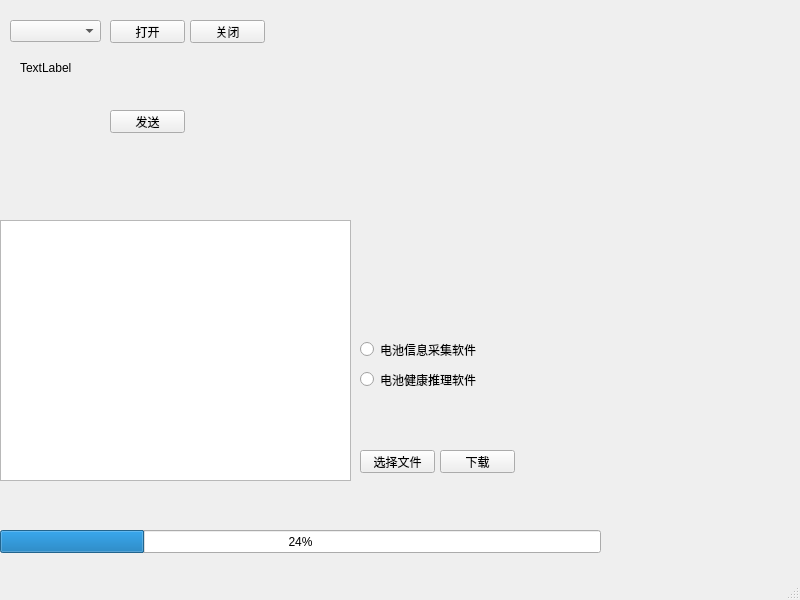
Before: the Qt Designer form mainwindow.ui in little-porter/cfd_test_RJ, drawn with Qt 5.
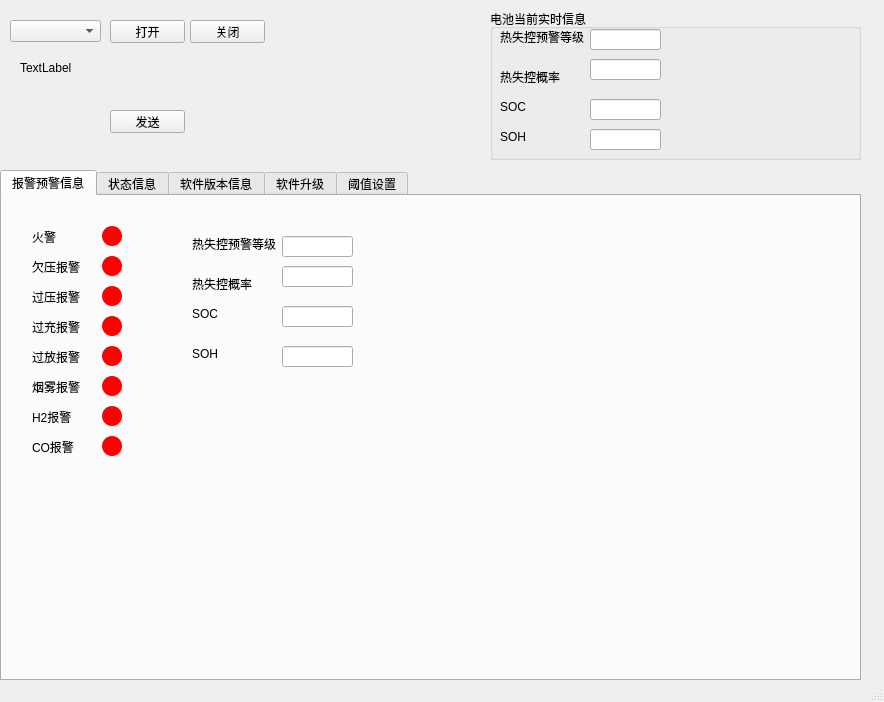
After: the same form once the commit is applied. The open tabs and pages were chosen to show the change.

What changed in the file:
```diff
--- a/mainwindow.ui
+++ b/mainwindow.ui
@@ -6,27 +6,14 @@
    <rect>
     <x>0</x>
     <y>0</y>
-    <width>800</width>
-    <height>600</height>
+    <width>884</width>
+    <height>702</height>
    </rect>
   </property>
   <property name="windowTitle">
    <string>MainWindow</string>
   </property>
   <widget class="QWidget" name="centralwidget">
-   <widget class="QPushButton" name="downloadButton">
-    <property name="geometry">
-     <rect>
-      <x>440</x>
-      <y>450</y>
-      <width>75</width>
-      <height>23</height>
-     </rect>
-    </property>
-    <property name="text">
-     <string>下载</string>
-    </property>
-   </widget>
    <widget class="QComboBox" name="portComboBox">
     <property name="geometry">
      <rect>
@@ -37,19 +24,6 @@
      </rect>
     </property>
    </widget>
-   <widget class="QPushButton" name="chooseButton">
-    <property name="geometry">
-     <rect>
-      <x>360</x>
-      <y>450</y>
-      <width>75</width>
-      <height>23</height>
-     </rect>
-    </property>
-    <property name="text">
-     <string>选择文件</string>
-    </property>
-   </widget>
    <widget class="QPushButton" name="openButton">
     <property name="geometry">
      <rect>
@@ -102,54 +76,817 @@
      <string>TextLabel</string>
     </property>
    </widget>
-   <widget class="QTextEdit" name="textEdit">
+   <widget class="QTabWidget" name="tabWidget">
     <property name="geometry">
      <rect>
       <x>0</x>
-      <y>220</y>
-      <width>351</width>
-      <height>261</height>
+      <y>170</y>
+      <width>861</width>
+      <height>511</height>
      </rect>
     </property>
-   </widget>
-   <widget class="QProgressBar" name="progressBar">
-    <property name="geometry">
-     <rect>
-      <x>0</x>
-      <y>530</y>
-      <width>601</width>
-      <height>23</height>
-     </rect>
+    <property name="currentIndex">
+     <number>1</number>
     </property>
-    <property name="value">
-     <number>24</number>
-    </property>
+    <widget class="QWidget" name="tab">
+     <attribute name="title">
+      <string>报警预警信息</string>
+     </attribute>
+     <widget class="QLineEdit" name="lineEdit_4">
+      <property name="geometry">
+       <rect>
+        <x>280</x>
+        <y>70</y>
+        <width>71</width>
+        <height>21</height>
+       </rect>
+      </property>
+      <property name="readOnly">
+       <bool>true</bool>
+      </property>
+     </widget>
+     <widget class="QLabel" name="label_11">
+      <property name="geometry">
+       <rect>
+        <x>100</x>
+        <y>90</y>
+        <width>20</width>
+        <height>20</height>
+       </rect>
+      </property>
+      <property name="styleSheet">
+       <string notr="true">background-color: rgb(255, 0, 0);
+border-radius:10px;</string>
+      </property>
+      <property name="frameShape">
+       <enum>QFrame::Box</enum>
+      </property>
+      <property name="lineWidth">
+       <number>1</number>
+      </property>
+      <property name="text">
+       <string/>
+      </property>
+     </widget>
+     <widget class="QLabel" name="label">
+      <property name="geometry">
+       <rect>
+        <x>30</x>
+        <y>30</y>
+        <width>53</width>
+        <height>21</height>
+       </rect>
+      </property>
+      <property name="text">
+       <string>火警</string>
+      </property>
+     </widget>
+     <widget class="QLabel" name="label_3">
+      <property name="geometry">
+       <rect>
+        <x>30</x>
+        <y>60</y>
+        <width>53</width>
+        <height>21</height>
+       </rect>
+      </property>
+      <property name="text">
+       <string>欠压报警</string>
+      </property>
+     </widget>
+     <widget class="QLabel" name="label_4">
+      <property name="geometry">
+       <rect>
+        <x>30</x>
+        <y>90</y>
+        <width>53</width>
+        <height>21</height>
+       </rect>
+      </property>
+      <property name="text">
+       <string>过压报警</string>
+      </property>
+     </widget>
+     <widget class="QLabel" name="label_9">
+      <property name="geometry">
+       <rect>
+        <x>30</x>
+        <y>240</y>
+        <width>53</width>
+        <height>21</height>
+       </rect>
+      </property>
+      <property name="text">
+       <string>CO报警</string>
+      </property>
+     </widget>
+     <widget class="QLabel" name="label_16">
+      <property name="geometry">
+       <rect>
+        <x>100</x>
+        <y>240</y>
+        <width>20</width>
+        <height>20</height>
+       </rect>
+      </property>
+      <property name="styleSheet">
+       <string notr="true">background-color: rgb(255, 0, 0);
+border-radius:10px;</string>
+      </property>
+      <property name="frameShape">
+       <enum>QFrame::Box</enum>
+      </property>
+      <property name="lineWidth">
+       <number>1</number>
+      </property>
+      <property name="text">
+       <string/>
+      </property>
+     </widget>
+     <widget class="QLabel" name="label_8">
+      <property name="geometry">
+       <rect>
+        <x>30</x>
+        <y>210</y>
+        <width>53</width>
+        <height>21</height>
+       </rect>
+      </property>
+      <property name="text">
+       <string>H2报警</string>
+      </property>
+     </widget>
+     <widget class="QLabel" name="label_18">
+      <property name="geometry">
+       <rect>
+        <x>190</x>
+        <y>110</y>
+        <width>91</width>
+        <height>16</height>
+       </rect>
+      </property>
+      <property name="text">
+       <string>SOC</string>
+      </property>
+     </widget>
+     <widget class="QLabel" name="label_13">
+      <property name="geometry">
+       <rect>
+        <x>100</x>
+        <y>150</y>
+        <width>20</width>
+        <height>20</height>
+       </rect>
+      </property>
+      <property name="styleSheet">
+       <string notr="true">background-color: rgb(255, 0, 0);
+border-radius:10px;</string>
+      </property>
+      <property name="frameShape">
+       <enum>QFrame::Box</enum>
+      </property>
+      <property name="lineWidth">
+       <number>1</number>
+      </property>
+      <property name="text">
+       <string/>
+      </property>
+     </widget>
+     <widget class="QLabel" name="label_6">
+      <property name="geometry">
+       <rect>
+        <x>30</x>
+        <y>150</y>
+        <width>53</width>
+        <height>21</height>
+       </rect>
+      </property>
+      <property name="text">
+       <string>过放报警</string>
+      </property>
+     </widget>
+     <widget class="QLineEdit" name="lineEdit">
+      <property name="geometry">
+       <rect>
+        <x>280</x>
+        <y>40</y>
+        <width>71</width>
+        <height>21</height>
+       </rect>
+      </property>
+      <property name="readOnly">
+       <bool>true</bool>
+      </property>
+     </widget>
+     <widget class="QLabel" name="label_20">
+      <property name="geometry">
+       <rect>
+        <x>190</x>
+        <y>80</y>
+        <width>91</width>
+        <height>16</height>
+       </rect>
+      </property>
+      <property name="text">
+       <string>热失控概率</string>
+      </property>
+     </widget>
+     <widget class="QLabel" name="label_10">
+      <property name="geometry">
+       <rect>
+        <x>100</x>
+        <y>60</y>
+        <width>20</width>
+        <height>20</height>
+       </rect>
+      </property>
+      <property name="styleSheet">
+       <string notr="true">background-color: rgb(255, 0, 0);
+border-radius:10px;</string>
+      </property>
+      <property name="frameShape">
+       <enum>QFrame::Box</enum>
+      </property>
+      <property name="lineWidth">
+       <number>1</number>
+      </property>
+      <property name="text">
+       <string/>
+      </property>
+     </widget>
+     <widget class="QLineEdit" name="lineEdit_3">
+      <property name="geometry">
+       <rect>
+        <x>280</x>
+        <y>150</y>
+        <width>71</width>
+        <height>21</height>
+       </rect>
+      </property>
+      <property name="readOnly">
+       <bool>true</bool>
+      </property>
+     </widget>
+     <widget class="QLabel" name="label_7">
+      <property name="geometry">
+       <rect>
+        <x>30</x>
+        <y>180</y>
+        <width>53</width>
+        <height>21</height>
+       </rect>
+      </property>
+      <property name="text">
+       <string>烟雾报警</string>
+      </property>
+     </widget>
+     <widget class="QLineEdit" name="lineEdit_2">
+      <property name="geometry">
+       <rect>
+        <x>280</x>
+        <y>110</y>
+        <width>71</width>
+        <height>21</height>
+       </rect>
+      </property>
+      <property name="readOnly">
+       <bool>true</bool>
+      </property>
+     </widget>
+     <widget class="QLabel" name="label_14">
+      <property name="geometry">
+       <rect>
+        <x>100</x>
+        <y>180</y>
+        <width>20</width>
+        <height>20</height>
+       </rect>
+      </property>
+      <property name="styleSheet">
+       <string notr="true">background-color: rgb(255, 0, 0);
+border-radius:10px;</string>
+      </property>
+      <property name="frameShape">
+       <enum>QFrame::Box</enum>
+      </property>
+      <property name="lineWidth">
+       <number>1</number>
+      </property>
+      <property name="text">
+       <string/>
+      </property>
+     </widget>
+     <widget class="QLabel" name="label_15">
+      <property name="geometry">
+       <rect>
+        <x>100</x>
+        <y>210</y>
+        <width>20</width>
+        <height>20</height>
+       </rect>
+      </property>
+      <property name="styleSheet">
+       <string notr="true">background-color: rgb(255, 0, 0);
+border-radius:10px;</string>
+      </property>
+      <property name="frameShape">
+       <enum>QFrame::Box</enum>
+      </property>
+      <property name="lineWidth">
+       <number>1</number>
+      </property>
+      <property name="text">
+       <string/>
+      </property>
+     </widget>
+     <widget class="QLabel" name="label_12">
+      <property name="geometry">
+       <rect>
+        <x>100</x>
+        <y>120</y>
+        <width>20</width>
+        <height>20</height>
+       </rect>
+      </property>
+      <property name="styleSheet">
+       <string notr="true">background-color: rgb(255, 0, 0);
+border-radius:10px;</string>
+      </property>
+      <property name="frameShape">
+       <enum>QFrame::Box</enum>
+      </property>
+      <property name="lineWidth">
+       <number>1</number>
+      </property>
+      <property name="text">
+       <string/>
+      </property>
+     </widget>
+     <widget class="QLabel" name="label_5">
+      <property name="geometry">
+       <rect>
+        <x>30</x>
+        <y>120</y>
+        <width>53</width>
+        <height>21</height>
+       </rect>
+      </property>
+      <property name="text">
+       <string>过充报警</string>
+      </property>
+     </widget>
+     <widget class="QLabel" name="label_2">
+      <property name="geometry">
+       <rect>
+        <x>100</x>
+        <y>30</y>
+        <width>20</width>
+        <height>20</height>
+       </rect>
+      </property>
+      <property name="styleSheet">
+       <string notr="true">background-color: rgb(255, 0, 0);
+border-radius:10px;</string>
+      </property>
+      <property name="frameShape">
+       <enum>QFrame::Box</enum>
+      </property>
+      <property name="lineWidth">
+       <number>1</number>
+      </property>
+      <property name="text">
+       <string/>
+      </property>
+     </widget>
+     <widget class="QLabel" name="label_17">
+      <property name="geometry">
+       <rect>
+        <x>190</x>
+        <y>40</y>
+        <width>91</width>
+        <height>16</height>
+       </rect>
+      </property>
+      <property name="text">
+       <string>热失控预警等级</string>
+      </property>
+     </widget>
+     <widget class="QLabel" name="label_19">
+      <property name="geometry">
+       <rect>
+        <x>190</x>
+        <y>150</y>
+        <width>91</width>
+        <height>16</height>
+       </rect>
+      </property>
+      <property name="text">
+       <string>SOH</string>
+      </property>
+     </widget>
+    </widget>
+    <widget class="QWidget" name="tab_2">
+     <attribute name="title">
+      <string>状态信息</string>
+     </attribute>
+     <widget class="QLabel" name="label_23">
+      <property name="geometry">
+       <rect>
+        <x>20</x>
+        <y>20</y>
+        <width>61</width>
+        <height>20</height>
+       </rect>
+      </property>
+      <property name="text">
+       <string>电压</string>
+      </property>
+     </widget>
+     <widget class="QLineEdit" name="lineEdit_11">
+      <property name="geometry">
+       <rect>
+        <x>50</x>
+        <y>20</y>
+        <width>71</width>
+        <height>21</height>
+       </rect>
+      </property>
+     </widget>
+     <widget class="QLabel" name="label_28">
+      <property name="geometry">
+       <rect>
+        <x>20</x>
+        <y>50</y>
+        <width>31</width>
+        <height>20</height>
+       </rect>
+      </property>
+      <property name="text">
+       <string>电流</string>
+      </property>
+     </widget>
+     <widget class="QLineEdit" name="lineEdit_12">
+      <property name="geometry">
+       <rect>
+        <x>50</x>
+        <y>50</y>
+        <width>71</width>
+        <height>21</height>
+       </rect>
+      </property>
+     </widget>
+     <widget class="QLabel" name="label_29">
+      <property name="geometry">
+       <rect>
+        <x>20</x>
+        <y>80</y>
+        <width>31</width>
+        <height>20</height>
+       </rect>
+      </property>
+      <property name="text">
+       <string>内阻</string>
+      </property>
+     </widget>
+     <widget class="QLineEdit" name="lineEdit_13">
+      <property name="geometry">
+       <rect>
+        <x>50</x>
+        <y>80</y>
+        <width>71</width>
+        <height>21</height>
+       </rect>
+      </property>
+     </widget>
+     <widget class="QLabel" name="label_30">
+      <property name="geometry">
+       <rect>
+        <x>20</x>
+        <y>110</y>
+        <width>61</width>
+        <height>20</height>
+       </rect>
+      </property>
+      <property name="text">
+       <string>充放电轮次</string>
+      </property>
+     </widget>
+     <widget class="QLineEdit" name="lineEdit_14">
+      <property name="geometry">
+       <rect>
+        <x>80</x>
+        <y>110</y>
+        <width>71</width>
+        <height>21</height>
+       </rect>
+      </property>
+     </widget>
+     <widget class="QLabel" name="label_31">
+      <property name="geometry">
+       <rect>
+        <x>20</x>
+        <y>150</y>
+        <width>71</width>
+        <height>20</height>
+       </rect>
+      </property>
+      <property name="text">
+       <string>充放电状态</string>
+      </property>
+     </widget>
+     <widget class="QLineEdit" name="lineEdit_15">
+      <property name="geometry">
+       <rect>
+        <x>80</x>
+        <y>150</y>
+        <width>71</width>
+        <height>21</height>
+       </rect>
+      </property>
+     </widget>
+     <widget class="QLabel" name="label_32">
+      <property name="geometry">
+       <rect>
+        <x>20</x>
+        <y>200</y>
+        <width>71</width>
+        <height>20</height>
+       </rect>
+      </property>
+      <property name="text">
+       <string>电池温度</string>
+      </property>
+     </widget>
+     <widget class="QLineEdit" name="lineEdit_16">
+      <property name="geometry">
+       <rect>
+        <x>80</x>
+        <y>200</y>
+        <width>71</width>
+        <height>21</height>
+       </rect>
+      </property>
+     </widget>
+    </widget>
+    <widget class="QWidget" name="tab_3">
+     <attribute name="title">
+      <string>软件版本信息</string>
+     </attribute>
+     <widget class="QLineEdit" name="lineEdit_6">
+      <property name="geometry">
+       <rect>
+        <x>160</x>
+        <y>30</y>
+        <width>71</width>
+        <height>21</height>
+       </rect>
+      </property>
+      <property name="readOnly">
+       <bool>true</bool>
+      </property>
+     </widget>
+     <widget class="QLabel" name="label_21">
+      <property name="geometry">
+       <rect>
+        <x>10</x>
+        <y>10</y>
+        <width>151</width>
+        <height>20</height>
+       </rect>
+      </property>
+      <property name="text">
+       <string>电池信息采集软件软件版本</string>
+      </property>
+     </widget>
+     <widget class="QLabel" name="label_22">
+      <property name="geometry">
+       <rect>
+        <x>10</x>
+        <y>30</y>
+        <width>151</width>
+        <height>20</height>
+       </rect>
+      </property>
+      <property name="text">
+       <string>电池健康推理软件软件版本</string>
+      </property>
+     </widget>
+     <widget class="QLineEdit" name="lineEdit_5">
+      <property name="geometry">
+       <rect>
+        <x>160</x>
+        <y>10</y>
+        <width>71</width>
+        <height>21</height>
+       </rect>
+      </property>
+      <property name="readOnly">
+       <bool>true</bool>
+      </property>
+     </widget>
+    </widget>
+    <widget class="QWidget" name="tab_4">
+     <attribute name="title">
+      <string>软件升级</string>
+     </attribute>
+     <widget class="QRadioButton" name="r_btn_inference">
+      <property name="geometry">
+       <rect>
+        <x>260</x>
+        <y>170</y>
+        <width>121</width>
+        <height>19</height>
+       </rect>
+      </property>
+      <property name="text">
+       <string>电池健康推理软件</string>
+      </property>
+     </widget>
+     <widget class="QPushButton" name="chooseButton">
+      <property name="geometry">
+       <rect>
+        <x>30</x>
+        <y>170</y>
+        <width>75</width>
+        <height>23</height>
+       </rect>
+      </property>
+      <property name="text">
+       <string>选择文件</string>
+      </property>
+     </widget>
+     <widget class="QTextEdit" name="textEdit">
+      <property name="geometry">
+       <rect>
+        <x>30</x>
+        <y>30</y>
+        <width>351</width>
+        <height>111</height>
+       </rect>
+      </property>
+     </widget>
+     <widget class="QProgressBar" name="progressBar">
+      <property name="geometry">
+       <rect>
+        <x>30</x>
+        <y>150</y>
+        <width>211</width>
+        <height>23</height>
+       </rect>
+      </property>
+      <property name="value">
+       <number>24</number>
+      </property>
+     </widget>
+     <widget class="QRadioButton" name="r_btn_collect">
+      <property name="geometry">
+       <rect>
+        <x>260</x>
+        <y>150</y>
+        <width>121</width>
+        <height>19</height>
+       </rect>
+      </property>
+      <property name="text">
+       <string>电池信息采集软件</string>
+      </property>
+     </widget>
+     <widget class="QPushButton" name="downloadButton">
+      <property name="geometry">
+       <rect>
+        <x>110</x>
+        <y>170</y>
+        <width>75</width>
+        <height>23</height>
+       </rect>
+      </property>
+      <property name="text">
+       <string>下载</string>
+      </property>
+     </widget>
+    </widget>
+    <widget class="QWidget" name="tab_5">
+     <attribute name="title">
+      <string>阈值设置</string>
+     </attribute>
+    </widget>
    </widget>
-   <widget class="QRadioButton" name="r_btn_collect">
+   <widget class="QGroupBox" name="groupBox">
     <property name="geometry">
      <rect>
-      <x>360</x>
-      <y>340</y>
-      <width>121</width>
-      <height>19</height>
+      <x>490</x>
+      <y>9</y>
+      <width>371</width>
+      <height>151</height>
      </rect>
     </property>
-    <property name="text">
-     <string>电池信息采集软件</string>
+    <property name="title">
+     <string>电池当前实时信息</string>
     </property>
-   </widget>
-   <widget class="QRadioButton" name="r_btn_inference">
-    <property name="geometry">
-     <rect>
-      <x>360</x>
-      <y>370</y>
-      <width>121</width>
-      <height>19</height>
-     </rect>
-    </property>
-    <property name="text">
-     <string>电池健康推理软件</string>
-    </property>
+    <widget class="QLabel" name="label_24">
+     <property name="geometry">
+      <rect>
+       <x>10</x>
+       <y>90</y>
+       <width>91</width>
+       <height>16</height>
+      </rect>
+     </property>
+     <property name="text">
+      <string>SOC</string>
+     </property>
+    </widget>
+    <widget class="QLineEdit" name="lineEdit_7">
+     <property name="geometry">
+      <rect>
+       <x>100</x>
+       <y>20</y>
+       <width>71</width>
+       <height>21</height>
+      </rect>
+     </property>
+     <property name="readOnly">
+      <bool>true</bool>
+     </property>
+    </widget>
+    <widget class="QLabel" name="label_25">
+     <property name="geometry">
+      <rect>
+       <x>10</x>
+       <y>60</y>
+       <width>91</width>
+       <height>16</height>
+      </rect>
+     </property>
+     <property name="text">
+      <string>热失控概率</string>
+     </property>
+    </widget>
+    <widget class="QLineEdit" name="lineEdit_8">
+     <property name="geometry">
+      <rect>
+       <x>100</x>
+       <y>120</y>
+       <width>71</width>
+       <height>21</height>
+      </rect>
+     </property>
+     <property name="readOnly">
+      <bool>true</bool>
+     </property>
+    </widget>
+    <widget class="QLineEdit" name="lineEdit_9">
+     <property name="geometry">
+      <rect>
+       <x>100</x>
+       <y>90</y>
+       <width>71</width>
+       <height>21</height>
+      </rect>
+     </property>
+     <property name="readOnly">
+      <bool>true</bool>
+     </property>
+    </widget>
+    <widget class="QLineEdit" name="lineEdit_10">
+     <property name="geometry">
+      <rect>
+       <x>100</x>
+       <y>50</y>
+       <width>71</width>
+       <height>21</height>
+      </rect>
+     </property>
+     <property name="readOnly">
+      <bool>true</bool>
+     </property>
+    </widget>
+    <widget class="QLabel" name="label_26">
+     <property name="geometry">
+      <rect>
+       <x>10</x>
+       <y>20</y>
+       <width>91</width>
+       <height>16</height>
+      </rect>
+     </property>
+     <property name="text">
+      <string>热失控预警等级</string>
+     </property>
+    </widget>
+    <widget class="QLabel" name="label_27">
+     <property name="geometry">
+      <rect>
+       <x>10</x>
+       <y>120</y>
+       <width>91</width>
+       <height>16</height>
+      </rect>
+     </property>
+     <property name="text">
+      <string>SOH</string>
+     </property>
+    </widget>
    </widget>
   </widget>
   <widget class="QMenuBar" name="menubar">
```
Left out of the diff: 2 changed lines with no effect on the pictures.
